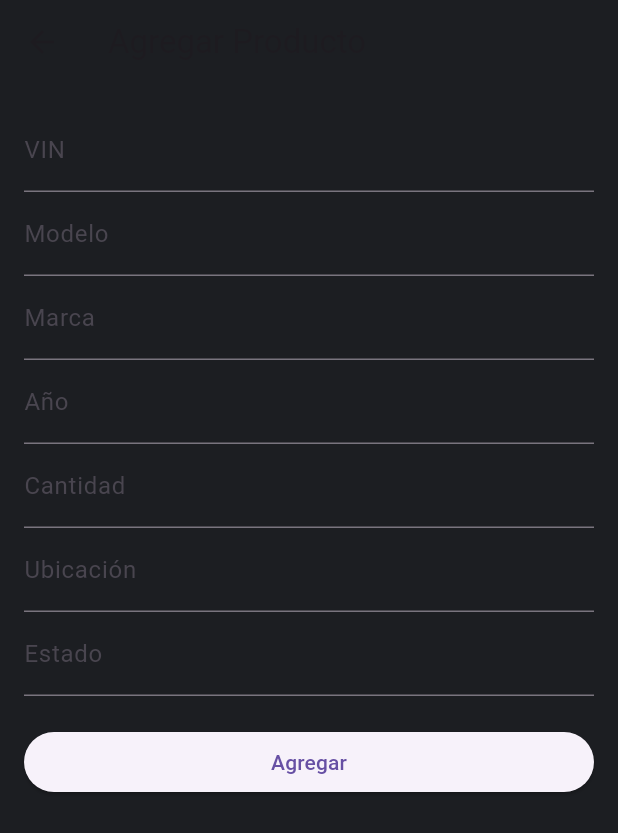
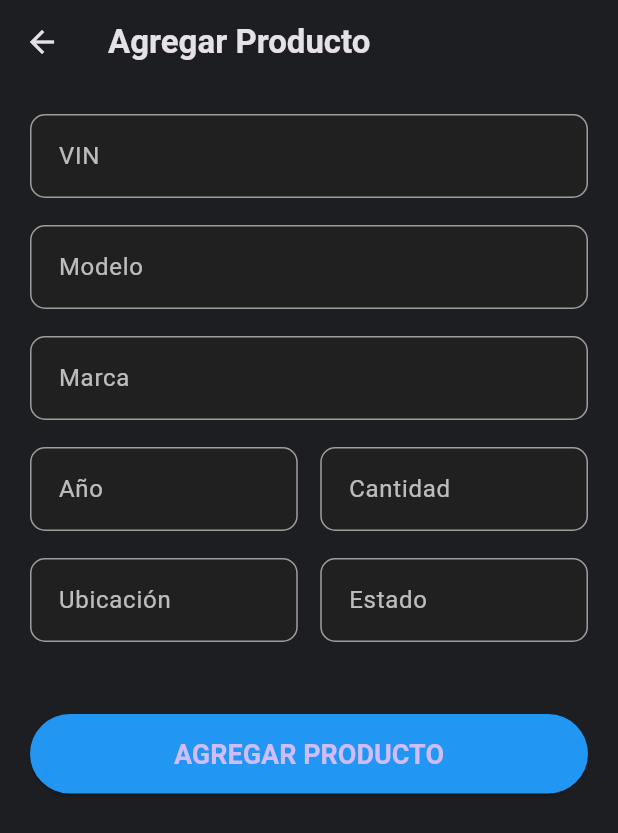
Before and after one commit to Yosser-C/Flutter-proyect-display, a Flutter app: the AddProductPage screen opened directly, on a phone screen of 412 x 824 dp. Shown: the top 833 px of the screen. Run offline on Flutter 3.47's test engine with Material 3 defaults, Android fonts, the phone set to English and light mode, and no system bars; our stand-ins replace flutter_riverpod.

Commit message:
yosser final front

```diff
--- a/frontend/lib/add_product.dart
+++ b/frontend/lib/add_product.dart
@@ -92,66 +92,145 @@ class _AddProductPageState extends State<AddProductPage> {
     }
   }
 
-  // AQUÍ ESTABA FALTANDO EL MÉTODO BUILD
+  // Método para construir campos de texto consistentes
+  Widget _buildTextField({
+    required TextEditingController controller,
+    required String label,
+    TextInputType? keyboardType,
+    String? Function(String?)? validator,
+    bool enabled = true,
+  }) {
+    return Padding(
+      padding: const EdgeInsets.only(bottom: 18.0),
+      child: TextFormField(
+        controller: controller,
+        enabled: enabled,
+        keyboardType: keyboardType,
+        validator: validator,
+        style: const TextStyle(fontSize: 16, color: Colors.white),
+        decoration: InputDecoration(
+          labelText: label,
+          labelStyle: const TextStyle(fontSize: 16, color: Colors.white70),
+          contentPadding: const EdgeInsets.symmetric(
+            vertical: 16,
+            horizontal: 15,
+          ),
+          border: OutlineInputBorder(
+            borderRadius: BorderRadius.circular(10),
+            borderSide: const BorderSide(color: Colors.grey),
+          ),
+          enabledBorder: OutlineInputBorder(
+            borderRadius: BorderRadius.circular(10),
+            borderSide: const BorderSide(color: Colors.grey),
+          ),
+          focusedBorder: OutlineInputBorder(
+            borderRadius: BorderRadius.circular(10),
+            borderSide: const BorderSide(color: Colors.blue),
+          ),
+          filled: true,
+          fillColor: Colors.grey[900]?.withOpacity(0.7),
+        ),
+      ),
+    );
+  }
+
   @override
   Widget build(BuildContext context) {
     return Scaffold(
       appBar: AppBar(
         title: Text(
           widget.producto == null ? 'Agregar Producto' : 'Editar Producto',
+          style: const TextStyle(fontSize: 22),
         ),
         backgroundColor: const Color(0xFF1C1E22),
       ),
       backgroundColor: const Color(0xFF1C1E22),
       body: Padding(
-        padding: const EdgeInsets.all(16),
+        padding: const EdgeInsets.all(20.0),
         child: Form(
           key: _formKey,
           child: ListView(
             children: [
-              TextFormField(
+              // Campo VIN
+              _buildTextField(
                 controller: vinController,
-                decoration: const InputDecoration(labelText: 'VIN'),
+                label: 'VIN',
+                enabled: widget.producto == null,
                 validator:
                     (value) =>
                         value == null || value.isEmpty ? 'Ingrese VIN' : null,
-                enabled: widget.producto == null,
               ),
-              TextFormField(
+
+              // Campo Modelo
+              _buildTextField(
                 controller: modeloController,
-                decoration: const InputDecoration(labelText: 'Modelo'),
+                label: 'Modelo',
                 validator:
                     (value) =>
                         value == null || value.isEmpty
                             ? 'Ingrese modelo'
                             : null,
               ),
-              TextFormField(
-                controller: marcaController,
-                decoration: const InputDecoration(labelText: 'Marca'),
-              ),
-              TextFormField(
+
+              // Campo Marca
+              _buildTextField(controller: marcaController, label: 'Marca'),
+
+              // Fila para Año y Cantidad
+              Row(
+                children: [
+                  Expanded(
+                    child: _buildTextField(
                       controller: anioController,
-                decoration: const InputDecoration(labelText: 'Año'),
+                      label: 'Año',
                       keyboardType: TextInputType.number,
                     ),
-              TextFormField(
+                  ),
+                  const SizedBox(width: 15),
+                  Expanded(
+                    child: _buildTextField(
                       controller: cantidadController,
-                decoration: const InputDecoration(labelText: 'Cantidad'),
+                      label: 'Cantidad',
                       keyboardType: TextInputType.number,
                     ),
-              TextFormField(
+                  ),
+                ],
+              ),
+
+              // Fila para Ubicación y Estado
+              Row(
+                children: [
+                  Expanded(
+                    child: _buildTextField(
                       controller: ubicacionController,
-                decoration: const InputDecoration(labelText: 'Ubicación'),
+                      label: 'Ubicación',
                     ),
-              TextFormField(
+                  ),
+                  const SizedBox(width: 15),
+                  Expanded(
+                    child: _buildTextField(
                       controller: estadoController,
-                decoration: const InputDecoration(labelText: 'Estado'),
+                      label: 'Estado',
                     ),
-              const SizedBox(height: 20),
+                  ),
+                ],
+              ),
+
+              const SizedBox(height: 30),
               ElevatedButton(
                 onPressed: _guardarProducto,
-                child: Text(widget.producto == null ? 'Agregar' : 'Guardar'),
+                style: ElevatedButton.styleFrom(
+                  backgroundColor: Colors.blue,
+                  padding: const EdgeInsets.symmetric(vertical: 16),
+                  textStyle: const TextStyle(
+                    fontSize: 18,
+                    fontWeight: FontWeight.bold,
+                  ),
+                ),
+                child: Text(
+                  widget.producto == null
+                      ? 'AGREGAR PRODUCTO'
+                      : 'GUARDAR CAMBIOS',
+                ),
               ),
             ],
           ),
--- a/frontend/pubspec.yaml
+++ b/frontend/pubspec.yaml
@@ -21,3 +21,4 @@ flutter:
   uses-material-design: true
   assets:
     - assets/images/Auto_rep.png
+    - assets/images/fondo.jpg
```
Also changed, not shown: frontend/lib/main.dart (+70 -16 lines), frontend/assets/images/fondo.jpg (added), 5 other files. Lines whose indentation alone changed are shown as unchanged.
